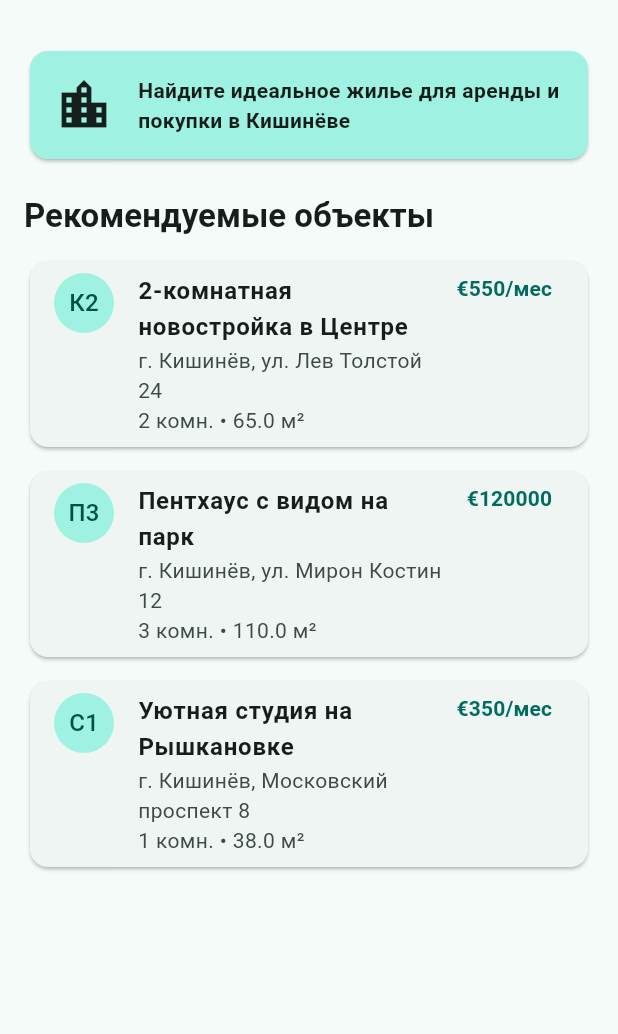
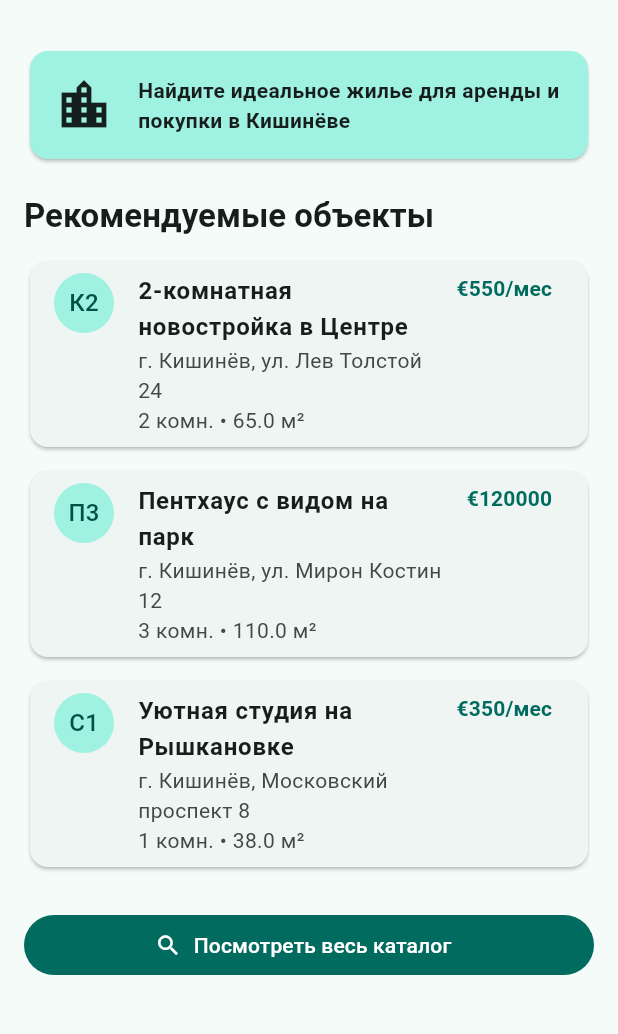
Before and after one commit to MarcGTW/renteasy, a Flutter app: the HomeScreen screen opened by its route, on a phone screen of 412 x 824 dp, the part 63-1097 px from its top. Run offline on Flutter 3.47's test engine with Material 3 defaults, Android fonts, the phone set to English and light mode, and no system bars; our stand-ins replace go_router.

Commit message:
L3: added HomeScreen navigation with go_router

```diff
--- a/lib/screens/home_screen.dart
+++ b/lib/screens/home_screen.dart
@@ -1,7 +1,9 @@
+
 import 'package:flutter/material.dart';
+import 'package:go_router/go_router.dart';
+
 import '../data/mock_data.dart';
 import '../widgets/property_card.dart';
-import 'details_screen.dart';
 
 class HomeScreen extends StatelessWidget {
   const HomeScreen({super.key});
@@ -9,7 +11,9 @@ class HomeScreen extends StatelessWidget {
   @override
   Widget build(BuildContext context) {
     return Scaffold(
-      appBar: AppBar(title: const Text('RentEasy — Недвижимость')),
+      appBar: AppBar(
+        title: const Text('RentEasy — Недвижимость'),
+      ),
       body: ListView(
         padding: const EdgeInsets.all(16),
         children: [
@@ -32,17 +36,34 @@ class HomeScreen extends StatelessWidget {
             ),
           ),
           const SizedBox(height: 20),
-          Text('Рекомендуемые объекты', style: Theme.of(context).textTheme.titleLarge),
+
+          Text(
+            'Рекомендуемые объекты',
+            style: Theme.of(context).textTheme.titleLarge,
+          ),
           const SizedBox(height: 12),
-          ...mockProperties.take(3).map((property) => Padding(
+
+          ...mockProperties.take(3).map(
+            (property) => Padding(
               padding: const EdgeInsets.only(bottom: 8.0),
               child: PropertyCard(
                 property: property,
                 onTap: () {
-                    Navigator.push(context, MaterialPageRoute(builder: (_) => DetailsScreen(property: property)));
+                  context.push('/properties/${property.id}');
                 },
               ),
-              )),
+            ),
+          ),
+
+          const SizedBox(height: 16),
+
+          FilledButton.icon(
+            onPressed: () {
+              context.push('/properties');
+            },
+            icon: const Icon(Icons.search),
+            label: const Text('Посмотреть весь каталог'),
+          ),
         ],
       ),
     );
```
Lines whose indentation alone changed are shown as unchanged.
